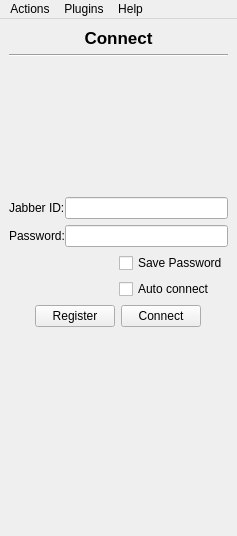
This is widgets/mainWindow.ui in xmpp-graveyard/jabbim as Qt 5 draws it before an edit. The edited form follows.
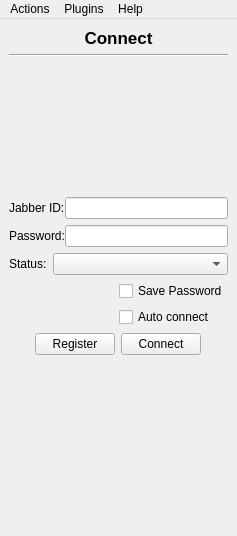
This is the edited form. The open tabs and pages were chosen to show the change. Icons and pictures are not drawn.

Commit message: vybrani stavu pred pripojenim

What changed in the file:
```diff
--- a/widgets/mainWindow.ui
+++ b/widgets/mainWindow.ui
@@ -36,109 +36,15 @@
         <property name="spacing" >
          <number>6</number>
         </property>
-        <item row="3" column="0" >
-         <layout class="QHBoxLayout" >
-          <property name="margin" >
-           <number>0</number>
+        <item row="8" column="0" >
+         <widget class="QLabel" name="label" >
+          <property name="pixmap" >
+           <pixmap/>
           </property>
-          <property name="spacing" >
-           <number>0</number>
+          <property name="alignment" >
+           <set>Qt::AlignBottom|Qt::AlignHCenter</set>
           </property>
-          <item>
-           <layout class="QVBoxLayout" >
-            <property name="margin" >
-             <number>0</number>
-            </property>
-            <property name="spacing" >
-             <number>6</number>
-            </property>
-            <item>
-             <widget class="QLabel" name="login_jidLabel" >
-              <property name="text" >
-               <string>Jabber ID:</string>
-              </property>
-             </widget>
-            </item>
-            <item>
-             <widget class="QLabel" name="login_passwordLabel" >
-              <property name="text" >
-               <string>Password:</string>
-              </property>
-             </widget>
-            </item>
-           </layout>
-          </item>
-          <item>
-           <layout class="QVBoxLayout" >
-            <property name="margin" >
-             <number>0</number>
-            </property>
-            <property name="spacing" >
-             <number>6</number>
-            </property>
-            <item>
-             <widget class="QLineEdit" name="login_jid" />
-            </item>
-            <item>
-             <widget class="QLineEdit" name="login_password" >
-              <property name="echoMode" >
-               <enum>QLineEdit::Password</enum>
-              </property>
-             </widget>
-            </item>
-           </layout>
-          </item>
-         </layout>
-        </item>
-        <item row="5" column="0" >
-         <layout class="QHBoxLayout" >
-          <property name="margin" >
-           <number>0</number>
-          </property>
-          <property name="spacing" >
-           <number>6</number>
-          </property>
-          <item>
-           <spacer>
-            <property name="orientation" >
-             <enum>Qt::Horizontal</enum>
-            </property>
-            <property name="sizeHint" >
-             <size>
-              <width>40</width>
-              <height>20</height>
-             </size>
-            </property>
-           </spacer>
-          </item>
-          <item>
-           <widget class="QPushButton" name="registerButton" >
-            <property name="text" >
-             <string>Register</string>
-            </property>
-           </widget>
-          </item>
-          <item>
-           <widget class="QPushButton" name="login_connect" >
-            <property name="text" >
-             <string>Connect</string>
-            </property>
-           </widget>
-          </item>
-          <item>
-           <spacer>
-            <property name="orientation" >
-             <enum>Qt::Horizontal</enum>
-            </property>
-            <property name="sizeHint" >
-             <size>
-              <width>40</width>
-              <height>20</height>
-             </size>
-            </property>
-           </spacer>
-          </item>
-         </layout>
+         </widget>
         </item>
         <item row="2" column="0" >
          <layout class="QHBoxLayout" >
@@ -195,7 +101,51 @@
           </item>
          </layout>
         </item>
-        <item row="6" column="0" >
+        <item row="1" column="0" >
+         <widget class="Line" name="line" >
+          <property name="orientation" >
+           <enum>Qt::Horizontal</enum>
+          </property>
+         </widget>
+        </item>
+        <item row="5" column="0" >
+         <layout class="QGridLayout" >
+          <property name="margin" >
+           <number>0</number>
+          </property>
+          <property name="spacing" >
+           <number>6</number>
+          </property>
+          <item rowspan="2" row="0" column="0" >
+           <spacer>
+            <property name="orientation" >
+             <enum>Qt::Horizontal</enum>
+            </property>
+            <property name="sizeHint" >
+             <size>
+              <width>121</width>
+              <height>20</height>
+             </size>
+            </property>
+           </spacer>
+          </item>
+          <item row="1" column="1" >
+           <widget class="QCheckBox" name="login_savePassword_2" >
+            <property name="text" >
+             <string>Auto connect</string>
+            </property>
+           </widget>
+          </item>
+          <item row="0" column="1" >
+           <widget class="QCheckBox" name="login_savePassword" >
+            <property name="text" >
+             <string>Save Password</string>
+            </property>
+           </widget>
+          </item>
+         </layout>
+        </item>
+        <item row="7" column="0" >
          <spacer>
           <property name="orientation" >
            <enum>Qt::Vertical</enum>
@@ -208,13 +158,120 @@
           </property>
          </spacer>
         </item>
-        <item row="1" column="0" >
-         <widget class="Line" name="line" >
-          <property name="orientation" >
-           <enum>Qt::Horizontal</enum>
+        <item row="6" column="0" >
+         <layout class="QHBoxLayout" >
+          <property name="margin" >
+           <number>0</number>
+          </property>
+          <property name="spacing" >
+           <number>6</number>
+          </property>
+          <item>
+           <spacer>
+            <property name="orientation" >
+             <enum>Qt::Horizontal</enum>
+            </property>
+            <property name="sizeHint" >
+             <size>
+              <width>40</width>
+              <height>20</height>
+             </size>
+            </property>
+           </spacer>
+          </item>
+          <item>
+           <widget class="QPushButton" name="registerButton" >
+            <property name="text" >
+             <string>Register</string>
+            </property>
+           </widget>
+          </item>
+          <item>
+           <widget class="QPushButton" name="login_connect" >
+            <property name="text" >
+             <string>Connect</string>
+            </property>
+           </widget>
+          </item>
+          <item>
+           <spacer>
+            <property name="orientation" >
+             <enum>Qt::Horizontal</enum>
+            </property>
+            <property name="sizeHint" >
+             <size>
+              <width>40</width>
+              <height>20</height>
+             </size>
+            </property>
+           </spacer>
+          </item>
+         </layout>
+        </item>
+        <item row="9" column="0" >
+         <widget class="QLabel" name="login_logoLabel" >
+          <property name="pixmap" >
+           <pixmap/>
+          </property>
+          <property name="alignment" >
+           <set>Qt::AlignCenter</set>
           </property>
          </widget>
         </item>
+        <item row="3" column="0" >
+         <layout class="QHBoxLayout" >
+          <property name="margin" >
+           <number>0</number>
+          </property>
+          <property name="spacing" >
+           <number>0</number>
+          </property>
+          <item>
+           <layout class="QVBoxLayout" >
+            <property name="margin" >
+             <number>0</number>
+            </property>
+            <property name="spacing" >
+             <number>6</number>
+            </property>
+            <item>
+             <widget class="QLabel" name="login_jidLabel" >
+              <property name="text" >
+               <string>Jabber ID:</string>
+              </property>
+             </widget>
+            </item>
+            <item>
+             <widget class="QLabel" name="login_passwordLabel" >
+              <property name="text" >
+               <string>Password:</string>
+              </property>
+             </widget>
+            </item>
+           </layout>
+          </item>
+          <item>
+           <layout class="QVBoxLayout" >
+            <property name="margin" >
+             <number>0</number>
+            </property>
+            <property name="spacing" >
+             <number>6</number>
+            </property>
+            <item>
+             <widget class="QLineEdit" name="login_jid" />
+            </item>
+            <item>
+             <widget class="QLineEdit" name="login_password" >
+              <property name="echoMode" >
+               <enum>QLineEdit::Password</enum>
+              </property>
+             </widget>
+            </item>
+           </layout>
+          </item>
+         </layout>
+        </item>
         <item row="0" column="0" >
          <widget class="QLabel" name="login_headerLabel" >
           <property name="text" >
@@ -229,39 +286,30 @@
          </widget>
         </item>
         <item row="4" column="0" >
-         <layout class="QGridLayout" >
+         <layout class="QHBoxLayout" >
           <property name="margin" >
            <number>0</number>
           </property>
           <property name="spacing" >
            <number>6</number>
           </property>
-          <item rowspan="2" row="0" column="0" >
-           <spacer>
-            <property name="orientation" >
-             <enum>Qt::Horizontal</enum>
+          <item>
+           <widget class="QLabel" name="label_4" >
+            <property name="sizePolicy" >
+             <sizepolicy>
+              <hsizetype>0</hsizetype>
+              <vsizetype>5</vsizetype>
+              <horstretch>0</horstretch>
+              <verstretch>0</verstretch>
+             </sizepolicy>
             </property>
-            <property name="sizeHint" >
-             <size>
-              <width>121</width>
-              <height>20</height>
-             </size>
-            </property>
-           </spacer>
-          </item>
-          <item row="1" column="1" >
-           <widget class="QCheckBox" name="login_savePassword_2" >
             <property name="text" >
-             <string>Auto connect</string>
+             <string>Status:</string>
             </property>
            </widget>
           </item>
-          <item row="0" column="1" >
-           <widget class="QCheckBox" name="login_savePassword" >
-            <property name="text" >
-             <string>Save Password</string>
-            </property>
-           </widget>
+          <item>
+           <widget class="QComboBox" name="loginStatus" />
           </item>
          </layout>
         </item>
```
Left out of the diff: 22 changed lines with no effect on the pictures. The commit also changes 2 other files.
